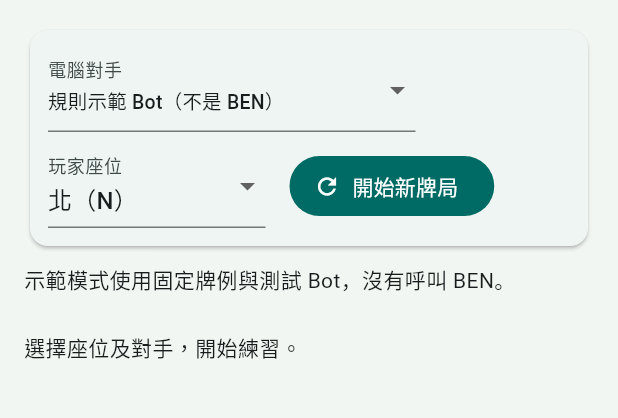
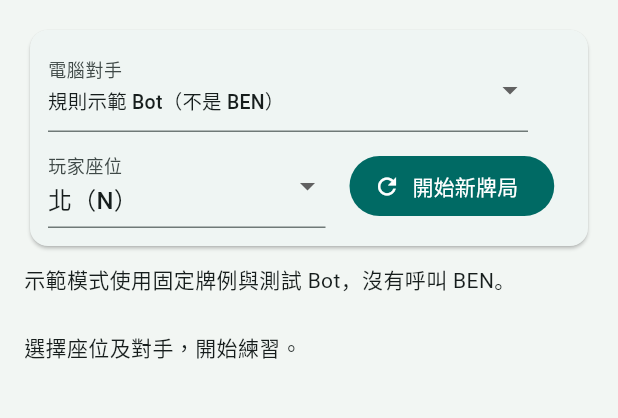
Before and after one commit to KuroNekoLi/Bridge-Academy, a Flutter app: the screen it shows after launch, on a phone screen of 412 x 824 dp, the part 84-502 px from its top. Run offline on Flutter 3.47's test engine with Material 3 defaults, Android fonts, the phone set to English and light mode, and no system bars.

Commit message:
fix(flutter): prevent locale selector overflow on narrow screens

```diff
--- a/apps/bridge_academy_flutter/lib/src/bridge_app.dart
+++ b/apps/bridge_academy_flutter/lib/src/bridge_app.dart
@@ -183,9 +183,10 @@ class _BridgeTableState extends State<BridgeTable> {
   }
 
   Widget _modeSelector(AppCopy copy) => SizedBox(
-        width: 245,
+        width: 320,
         child: DropdownButtonFormField<OpponentMode>(
           key: const Key('mode_selector'),
+          isExpanded: true,
           initialValue: _selectedMode,
           decoration: InputDecoration(labelText: copy.t('mode')),
           items: [
@@ -193,6 +194,8 @@ class _BridgeTableState extends State<BridgeTable> {
               DropdownMenuItem(
                 value: mode,
                 child: Text(copy.t(mode == OpponentMode.demo ? 'demo' : 'live'),
+                    overflow: TextOverflow.ellipsis,
+                    maxLines: 1,
                     style: const TextStyle(fontSize: 13)),
               ),
           ],
@@ -203,16 +206,18 @@ class _BridgeTableState extends State<BridgeTable> {
       );
 
   Widget _seatSelector(AppCopy copy) => SizedBox(
-        width: 145,
+        width: 185,
         child: DropdownButtonFormField<Seat>(
           key: const Key('seat_selector'),
+          isExpanded: true,
           initialValue: _selectedSeat,
           decoration: InputDecoration(labelText: copy.t('humanSeat')),
           items: [
             for (final seat in Seat.values)
               DropdownMenuItem(
                 value: seat,
-                child: Text(copy.seat(seat.letter)),
+                child: Text(copy.seat(seat.letter),
+                    overflow: TextOverflow.ellipsis, maxLines: 1),
               ),
           ],
           onChanged: (value) {
```
